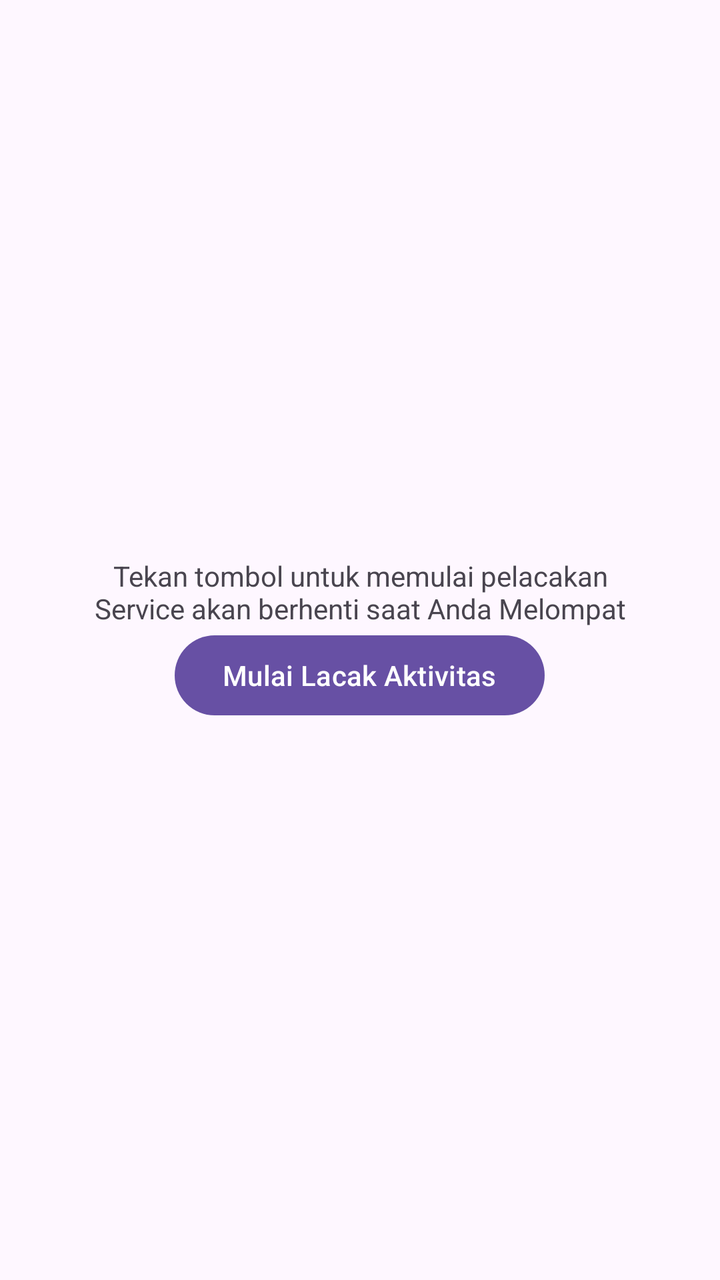
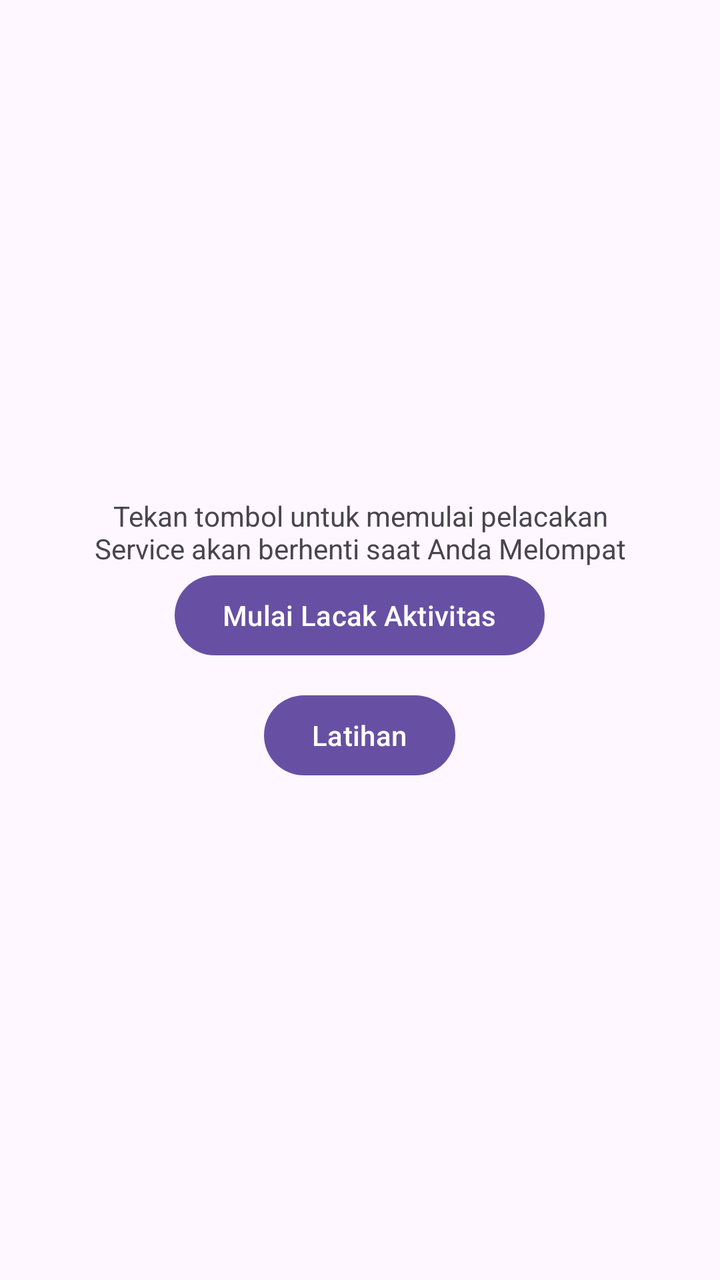

Two renders of the same Android screen: before a commit and after it. Below are the layout's source before the change and the commit's diff.
<!-- AndroidManifest.xml: application theme Theme.BackgroundServices -->
<!-- res/layout/activity_main.xml -->
<?xml version="1.0" encoding="utf-8"?>
<LinearLayout xmlns:app="http://schemas.android.com/apk/res-auto"
    xmlns:tools="http://schemas.android.com/tools"
    xmlns:android="http://schemas.android.com/apk/res/android"
    android:id="@+id/main"
    android:layout_width="match_parent"
    android:layout_height="match_parent"
    android:orientation="vertical"
    android:gravity="center"
    android:padding="16dp"
    tools:context=".MainActivity">

    <TextView
        android:layout_width="match_parent"
        android:layout_height="wrap_content"
        android:text="Tekan tombol untuk memulai pelacakan\nService akan berhenti saat Anda Melompat"
        android:textAlignment="center"
        android:id="@+id/statusTextView"/>

    <Button
        android:layout_width="wrap_content"
        android:layout_height="wrap_content"
        android:layout_gravity="center_horizontal"
        android:id="@+id/btnStart"
        android:text="Mulai Lacak Aktivitas" />

</LinearLayout>
<!-- resources referenced by this layout -->
<resources>
  <style name="Theme.BackgroundServices" parent="Base.Theme.BackgroundServices" />
  <style name="Base.Theme.BackgroundServices" parent="Theme.Material3.DayNight.NoActionBar">
          
          
      </style>
</resources>

<!-- the commit's change to res/layout/activity_main.xml (unified diff, before → after) -->
@@ -24,4 +24,12 @@
         android:id="@+id/btnStart"
         android:text="Mulai Lacak Aktivitas" />
 
+    <Button
+        android:layout_width="wrap_content"
+        android:layout_height="wrap_content"
+        android:layout_marginTop="12dp"
+        android:layout_gravity="center_horizontal"
+        android:id="@+id/btnMulai"
+        android:text="Latihan" />
+
 </LinearLayout>
